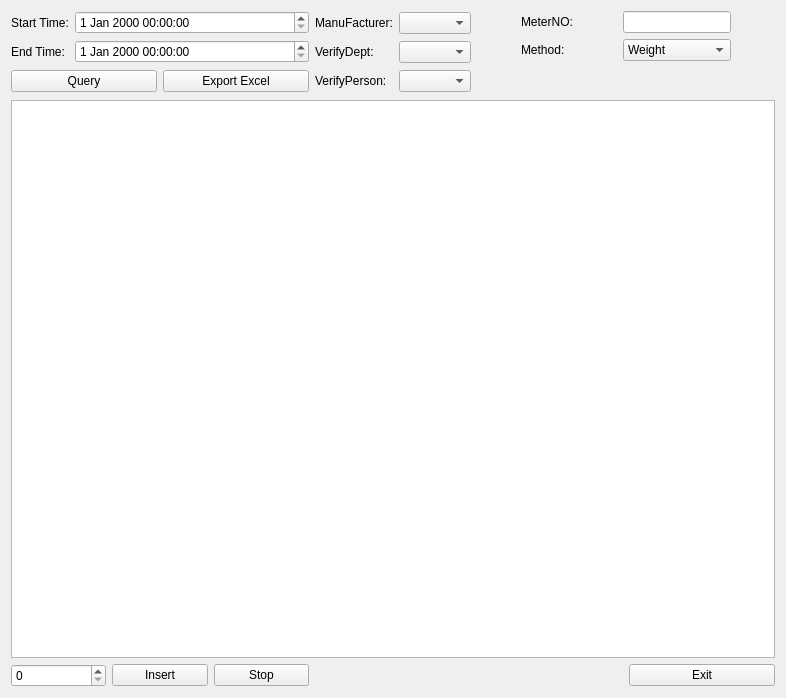
This is source/resultquery/ui/flowresult.ui in flimmy78/qtverify as Qt 5 draws it before an edit. The edited form follows.
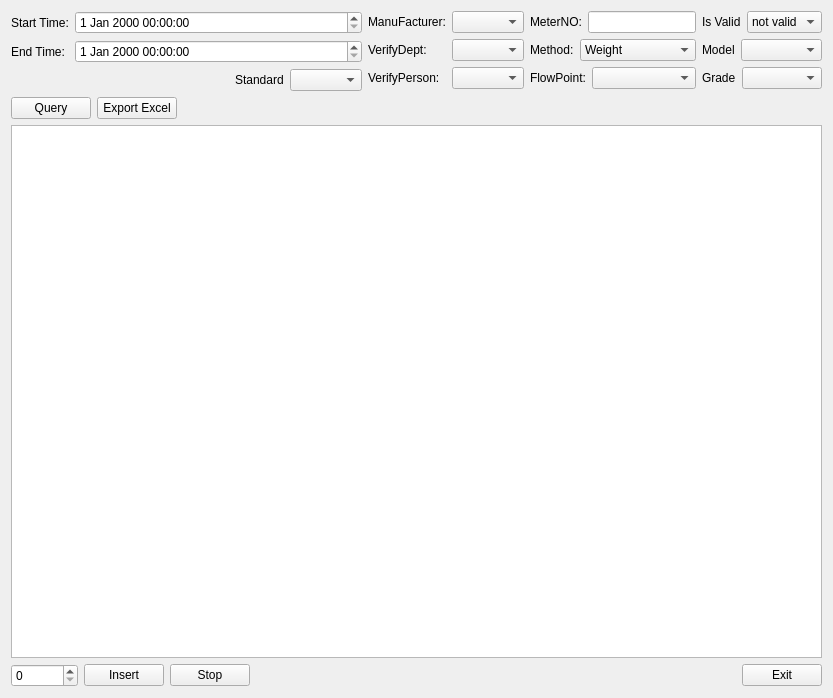
This is the edited form.

Commit message: 流量质量法检定结果改进

```diff
--- a/source/resultquery/ui/flowresult.ui
+++ b/source/resultquery/ui/flowresult.ui
@@ -6,15 +6,19 @@
    <rect>
     <x>0</x>
     <y>0</y>
-    <width>786</width>
+    <width>833</width>
     <height>698</height>
    </rect>
   </property>
   <property name="windowTitle">
    <string>Flow Verify Result</string>
   </property>
-  <layout class="QGridLayout" name="gridLayout_4">
-   <item row="0" column="0" colspan="2">
+  <layout class="QVBoxLayout" name="verticalLayout_4">
+   <item>
+    <layout class="QHBoxLayout" name="horizontalLayout_11">
+     <item>
+      <layout class="QVBoxLayout" name="verticalLayout_2">
+       <item>
     <layout class="QGridLayout" name="gridLayout">
      <item row="0" column="0">
       <widget class="QLabel" name="label">
@@ -50,7 +54,45 @@
      </item>
     </layout>
    </item>
-   <item row="0" column="2" rowspan="2">
+       <item>
+        <layout class="QHBoxLayout" name="horizontalLayout_9">
+         <item>
+          <spacer name="horizontalSpacer_4">
+           <property name="orientation">
+            <enum>Qt::Horizontal</enum>
+           </property>
+           <property name="sizeType">
+            <enum>QSizePolicy::MinimumExpanding</enum>
+           </property>
+           <property name="sizeHint" stdset="0">
+            <size>
+             <width>100</width>
+             <height>22</height>
+            </size>
+           </property>
+          </spacer>
+         </item>
+         <item>
+          <widget class="QLabel" name="label_11">
+           <property name="sizePolicy">
+            <sizepolicy hsizetype="Fixed" vsizetype="Fixed">
+             <horstretch>0</horstretch>
+             <verstretch>0</verstretch>
+            </sizepolicy>
+           </property>
+           <property name="text">
+            <string>Standard</string>
+           </property>
+          </widget>
+         </item>
+         <item>
+          <widget class="QComboBox" name="cmbStandard"/>
+         </item>
+        </layout>
+       </item>
+      </layout>
+     </item>
+     <item>
     <layout class="QGridLayout" name="gridLayout_2">
      <item row="0" column="0">
       <widget class="QLabel" name="label_4">
@@ -123,9 +165,11 @@
      </item>
     </layout>
    </item>
-   <item row="0" column="3" colspan="2">
-    <layout class="QGridLayout" name="gridLayout_3">
-     <item row="0" column="0">
+     <item>
+      <layout class="QVBoxLayout" name="verticalLayout">
+       <item>
+        <layout class="QHBoxLayout" name="horizontalLayout_2">
+         <item>
       <widget class="QLabel" name="label_6">
        <property name="sizePolicy">
         <sizepolicy hsizetype="Fixed" vsizetype="Fixed">
@@ -138,7 +182,7 @@
        </property>
       </widget>
      </item>
-     <item row="0" column="1">
+         <item>
       <widget class="QLineEdit" name="lnEditMeterNO">
        <property name="sizePolicy">
         <sizepolicy hsizetype="Fixed" vsizetype="Fixed">
@@ -148,7 +192,11 @@
        </property>
       </widget>
      </item>
-     <item row="1" column="0">
+        </layout>
+       </item>
+       <item>
+        <layout class="QHBoxLayout" name="horizontalLayout_3">
+         <item>
       <widget class="QLabel" name="label_7">
        <property name="sizePolicy">
         <sizepolicy hsizetype="Fixed" vsizetype="Fixed">
@@ -161,7 +209,7 @@
        </property>
       </widget>
      </item>
-     <item row="1" column="1">
+         <item>
       <widget class="QComboBox" name="cmbMethod">
        <item>
         <property name="text">
@@ -177,7 +225,141 @@
      </item>
     </layout>
    </item>
-   <item row="1" column="0">
+       <item>
+        <layout class="QHBoxLayout" name="horizontalLayout_4">
+         <item>
+          <widget class="QLabel" name="label_8">
+           <property name="sizePolicy">
+            <sizepolicy hsizetype="Fixed" vsizetype="Fixed">
+             <horstretch>0</horstretch>
+             <verstretch>0</verstretch>
+            </sizepolicy>
+           </property>
+           <property name="text">
+            <string>FlowPoint:</string>
+           </property>
+          </widget>
+         </item>
+         <item>
+          <widget class="QComboBox" name="cmbFlowPointIdx">
+           <item>
+            <property name="text">
+             <string/>
+            </property>
+           </item>
+           <item>
+            <property name="text">
+             <string>1</string>
+            </property>
+           </item>
+           <item>
+            <property name="text">
+             <string>2</string>
+            </property>
+           </item>
+           <item>
+            <property name="text">
+             <string>3</string>
+            </property>
+           </item>
+           <item>
+            <property name="text">
+             <string>4</string>
+            </property>
+           </item>
+          </widget>
+         </item>
+        </layout>
+       </item>
+      </layout>
+     </item>
+     <item>
+      <layout class="QVBoxLayout" name="verticalLayout_3">
+       <item>
+        <layout class="QHBoxLayout" name="horizontalLayout_7">
+         <item>
+          <widget class="QLabel" name="label_9">
+           <property name="sizePolicy">
+            <sizepolicy hsizetype="Fixed" vsizetype="Fixed">
+             <horstretch>0</horstretch>
+             <verstretch>0</verstretch>
+            </sizepolicy>
+           </property>
+           <property name="text">
+            <string>Is Valid</string>
+           </property>
+          </widget>
+         </item>
+         <item>
+          <widget class="QComboBox" name="cmbIsValid">
+           <item>
+            <property name="text">
+             <string>not valid</string>
+            </property>
+           </item>
+           <item>
+            <property name="text">
+             <string>valid</string>
+            </property>
+           </item>
+           <item>
+            <property name="text">
+             <string/>
+            </property>
+           </item>
+          </widget>
+         </item>
+        </layout>
+       </item>
+       <item>
+        <layout class="QHBoxLayout" name="horizontalLayout_8">
+         <item>
+          <widget class="QLabel" name="label_10">
+           <property name="sizePolicy">
+            <sizepolicy hsizetype="Fixed" vsizetype="Fixed">
+             <horstretch>0</horstretch>
+             <verstretch>0</verstretch>
+            </sizepolicy>
+           </property>
+           <property name="text">
+            <string>Model</string>
+           </property>
+          </widget>
+         </item>
+         <item>
+          <widget class="QComboBox" name="cmbModel"/>
+         </item>
+        </layout>
+       </item>
+       <item>
+        <layout class="QHBoxLayout" name="horizontalLayout_10">
+         <item>
+          <widget class="QLabel" name="label_12">
+           <property name="sizePolicy">
+            <sizepolicy hsizetype="Fixed" vsizetype="Fixed">
+             <horstretch>0</horstretch>
+             <verstretch>0</verstretch>
+            </sizepolicy>
+           </property>
+           <property name="text">
+            <string>Grade</string>
+           </property>
+          </widget>
+         </item>
+         <item>
+          <widget class="QComboBox" name="cmbGrade"/>
+         </item>
+        </layout>
+       </item>
+      </layout>
+     </item>
+    </layout>
+   </item>
+   <item>
+    <layout class="QHBoxLayout" name="horizontalLayout_12">
+     <item>
+      <layout class="QHBoxLayout" name="horizontalLayout_6">
+       <item>
     <widget class="QPushButton" name="btnQuery">
      <property name="sizePolicy">
       <sizepolicy hsizetype="Preferred" vsizetype="Fixed">
@@ -190,33 +372,36 @@
      </property>
     </widget>
    </item>
-   <item row="1" column="1">
+       <item>
     <widget class="QPushButton" name="btnExport">
      <property name="text">
       <string>Export Excel</string>
      </property>
     </widget>
    </item>
-   <item row="1" column="3">
-    <spacer name="verticalSpacer">
+      </layout>
+     </item>
+     <item>
+      <spacer name="horizontalSpacer_3">
      <property name="orientation">
-      <enum>Qt::Vertical</enum>
-     </property>
-     <property name="sizeType">
-      <enum>QSizePolicy::Preferred</enum>
+        <enum>Qt::Horizontal</enum>
      </property>
      <property name="sizeHint" stdset="0">
       <size>
-       <width>20</width>
-       <height>25</height>
+         <width>407</width>
+         <height>22</height>
       </size>
      </property>
     </spacer>
    </item>
-   <item row="2" column="0" colspan="5">
+    </layout>
+   </item>
+   <item>
     <widget class="QTableView" name="tableView"/>
    </item>
-   <item row="3" column="0" colspan="2">
+   <item>
+    <layout class="QHBoxLayout" name="horizontalLayout_5">
+     <item>
     <layout class="QHBoxLayout" name="horizontalLayout">
      <item>
       <widget class="QSpinBox" name="spinBoxNums">
@@ -241,7 +426,7 @@
      </item>
     </layout>
    </item>
-   <item row="3" column="2" colspan="2">
+     <item>
     <spacer name="horizontalSpacer_2">
      <property name="orientation">
       <enum>Qt::Horizontal</enum>
@@ -254,7 +439,7 @@
      </property>
     </spacer>
    </item>
-   <item row="3" column="4">
+     <item>
     <widget class="QPushButton" name="btnExit">
      <property name="sizePolicy">
       <sizepolicy hsizetype="Preferred" vsizetype="Fixed">
@@ -266,6 +451,8 @@
       <string>Exit</string>
      </property>
     </widget>
+     </item>
+    </layout>
    </item>
   </layout>
  </widget>
```
Lines whose indentation alone changed are shown as unchanged. The commit also changes 2 other files.
